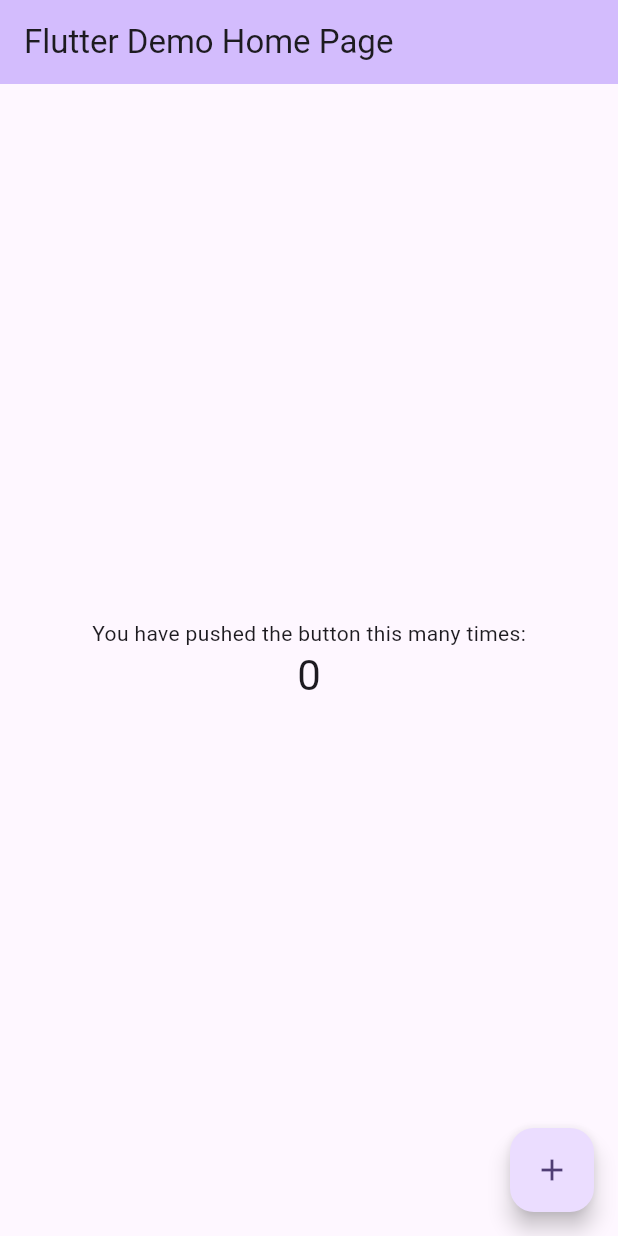
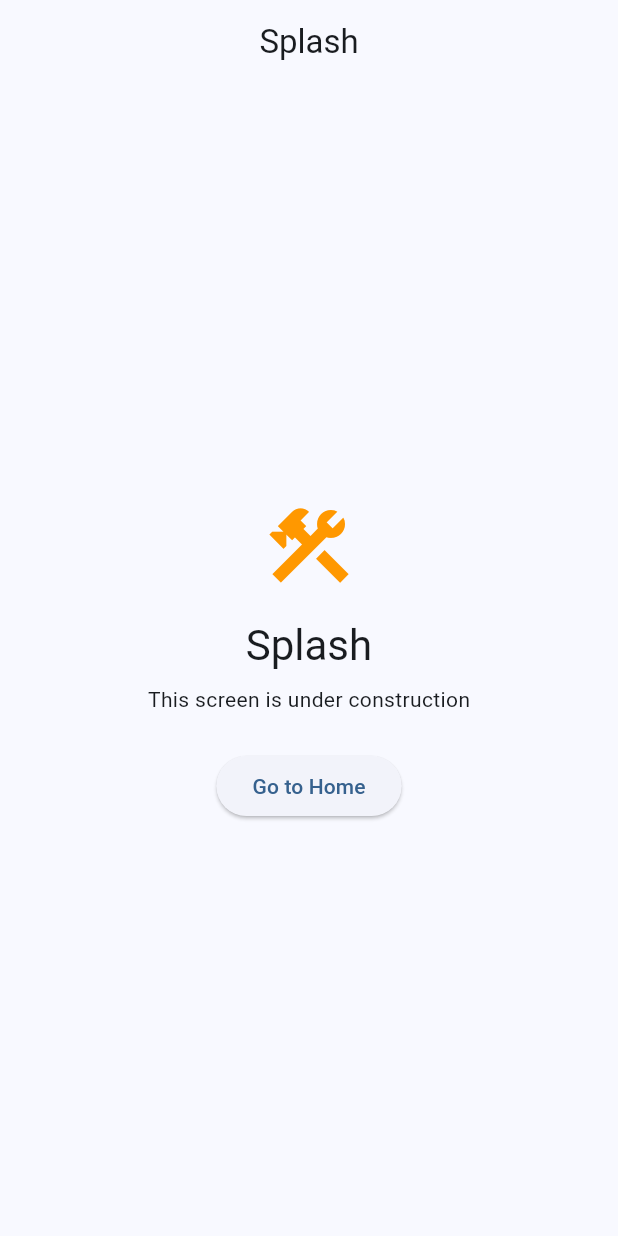
Before and after one commit to DevStudio2k25/devchat, a Flutter app: the screen it shows after launch, on a phone screen of 412 x 824 dp. Run offline on Flutter 3.47's test engine with Material 3 defaults, Android fonts, the phone set to English and light mode, and no system bars; our stand-ins replace flutter_dotenv, go_router.

Commit message:
feat: Setup navigation with go_router (TASK-012)
- Added go_router package (^14.2.7)
- Created app_routes.dart with all route definitions
- Created router_config.dart with complete routing setup
- Updated main.dart to use MaterialApp.router
- Implemented placeholder screens for all routes
- Added route guards (redirect logic ready)
- Support for route parameters (chatId, userId)
- Error page with 404 handling
- Light and dark theme support
- Updated TASKS.md progress (11/90 tasks - 12%)
- Phase 1: 73% complete (11/15 tasks)

Routes implemented:
- Auth: login, signup, forgot-password
- Main: home, chat-list, chat, profile, settings
- User: user-profile, edit-profile
- Chat: new-chat, chat-info, chat-members
- Search: search

```diff
--- /dev/null
+++ b/lib/config/router_config.dart
@@ -0,0 +1,213 @@
+import 'package:flutter/material.dart';
+import 'package:go_router/go_router.dart';
+import 'package:devchat/constants/app_routes.dart';
+
+// TODO: Import screens when created
+// import 'package:devchat/screens/auth/login_screen.dart';
+// import 'package:devchat/screens/auth/signup_screen.dart';
+// import 'package:devchat/screens/chat/chat_list_screen.dart';
+// import 'package:devchat/screens/chat/chat_screen.dart';
+
+/// Router configuration for the app
+class RouterConfig {
+  // Private constructor
+  RouterConfig._();
+
+  /// Global navigator key
+  static final GlobalKey<NavigatorState> navigatorKey =
+      GlobalKey<NavigatorState>();
+
+  /// Router configuration
+  static final GoRouter router = GoRouter(
+    navigatorKey: navigatorKey,
+    initialLocation: AppRoutes.splash,
+    debugLogDiagnostics: true,
+
+    // Redirect logic for authentication
+    redirect: (BuildContext context, GoRouterState state) {
+      // TODO: Implement auth redirect logic
+      // Check if user is authenticated
+      // If not authenticated and trying to access protected route, redirect to login
+      // If authenticated and trying to access auth route, redirect to home
+      return null; // No redirect for now
+    },
+
+    // Error page
+    errorBuilder: (context, state) => Scaffold(
+      body: Center(
+        child: Column(
+          mainAxisAlignment: MainAxisAlignment.center,
+          children: [
+            const Icon(Icons.error_outline, size: 48, color: Colors.red),
+            const SizedBox(height: 16),
+            Text(
+              'Page not found: ${state.uri}',
+              style: const TextStyle(fontSize: 16),
+            ),
+            const SizedBox(height: 16),
+            ElevatedButton(
+              onPressed: () => context.go(AppRoutes.splash),
+              child: const Text('Go Home'),
+            ),
+          ],
+        ),
+      ),
+    ),
+
+    // Routes
+    routes: [
+      // Splash / Root
+      GoRoute(
+        path: AppRoutes.splash,
+        name: 'splash',
+        builder: (context, state) => const _PlaceholderScreen(title: 'Splash'),
+      ),
+
+      // Auth routes
+      GoRoute(
+        path: AppRoutes.login,
+        name: 'login',
+        builder: (context, state) => const _PlaceholderScreen(title: 'Login'),
+      ),
+      GoRoute(
+        path: AppRoutes.signup,
+        name: 'signup',
+        builder: (context, state) => const _PlaceholderScreen(title: 'Sign Up'),
+      ),
+      GoRoute(
+        path: AppRoutes.forgotPassword,
+        name: 'forgotPassword',
+        builder: (context, state) =>
+            const _PlaceholderScreen(title: 'Forgot Password'),
+      ),
+
+      // Main app routes
+      GoRoute(
+        path: AppRoutes.home,
+        name: 'home',
+        builder: (context, state) => const _PlaceholderScreen(title: 'Home'),
+      ),
+      GoRoute(
+        path: AppRoutes.chatList,
+        name: 'chatList',
+        builder: (context, state) =>
+            const _PlaceholderScreen(title: 'Chat List'),
+      ),
+
+      // Chat route with parameter
+      GoRoute(
+        path: AppRoutes.chat,
+        name: 'chat',
+        builder: (context, state) {
+          final chatId = state.pathParameters['chatId'] ?? '';
+          return _PlaceholderScreen(title: 'Chat: $chatId');
+        },
+        routes: [
+          // Chat info
+          GoRoute(
+            path: 'info',
+            name: 'chatInfo',
+            builder: (context, state) {
+              final chatId = state.pathParameters['chatId'] ?? '';
+              return _PlaceholderScreen(title: 'Chat Info: $chatId');
+            },
+          ),
+          // Chat members
+          GoRoute(
+            path: 'members',
+            name: 'chatMembers',
+            builder: (context, state) {
+              final chatId = state.pathParameters['chatId'] ?? '';
+              return _PlaceholderScreen(title: 'Chat Members: $chatId');
+            },
+          ),
+        ],
+      ),
+
+      // Profile routes
+      GoRoute(
+        path: AppRoutes.profile,
+        name: 'profile',
+        builder: (context, state) =>
+            const _PlaceholderScreen(title: 'Profile'),
+        routes: [
+          GoRoute(
+            path: 'edit',
+            name: 'editProfile',
+            builder: (context, state) =>
+                const _PlaceholderScreen(title: 'Edit Profile'),
+          ),
+        ],
+      ),
+
+      // User profile with parameter
+      GoRoute(
+        path: AppRoutes.userProfile,
+        name: 'userProfile',
+        builder: (context, state) {
+          final userId = state.pathParameters['userId'] ?? '';
+          return _PlaceholderScreen(title: 'User Profile: $userId');
+        },
+      ),
+
+      // Settings
+      GoRoute(
+        path: AppRoutes.settings,
+        name: 'settings',
+        builder: (context, state) =>
+            const _PlaceholderScreen(title: 'Settings'),
+      ),
+
+      // Search
+      GoRoute(
+        path: AppRoutes.search,
+        name: 'search',
+        builder: (context, state) => const _PlaceholderScreen(title: 'Search'),
+      ),
+
+      // New chat
+      GoRoute(
+        path: AppRoutes.newChat,
+        name: 'newChat',
+        builder: (context, state) =>
+            const _PlaceholderScreen(title: 'New Chat'),
+      ),
+    ],
+  );
+}
+
+/// Placeholder screen for routes (temporary until actual screens are created)
+class _PlaceholderScreen extends StatelessWidget {
+  final String title;
+
+  const _PlaceholderScreen({required this.title});
+
+  @override
+  Widget build(BuildContext context) {
+    return Scaffold(
+      appBar: AppBar(
+        title: Text(title),
+      ),
+      body: Center(
+        child: Column(
+          mainAxisAlignment: MainAxisAlignment.center,
+          children: [
+            const Icon(Icons.construction, size: 64, color: Colors.orange),
+            const SizedBox(height: 16),
+            Text(
+              title,
+              style: Theme.of(context).textTheme.headlineMedium,
+            ),
+            const SizedBox(height: 8),
+            const Text('This screen is under construction'),
+            const SizedBox(height: 24),
+            ElevatedButton(
+              onPressed: () => context.go(AppRoutes.splash),
+              child: const Text('Go to Home'),
+            ),
+          ],
+        ),
+      ),
+    );
+  }
+}
--- /dev/null
+++ b/lib/constants/app_routes.dart
@@ -0,0 +1,39 @@
+/// App route names and paths
+class AppRoutes {
+  // Private constructor to prevent instantiation
+  AppRoutes._();
+
+  // Root routes
+  static const String splash = '/';
+  static const String onboarding = '/onboarding';
+
+  // Auth routes
+  static const String login = '/login';
+  static const String signup = '/signup';
+  static const String forgotPassword = '/forgot-password';
+
+  // Main app routes
+  static const String home = '/home';
+  static const String chatList = '/chats';
+  static const String chat = '/chat/:chatId';
+  static const String profile = '/profile';
+  static const String settings = '/settings';
+
+  // User routes
+  static const String userProfile = '/user/:userId';
+  static const String editProfile = '/profile/edit';
+
+  // Chat routes
+  static const String newChat = '/chats/new';
+  static const String chatInfo = '/chat/:chatId/info';
+  static const String chatMembers = '/chat/:chatId/members';
+
+  // Search
+  static const String search = '/search';
+
+  // Helper methods
+  static String getChatRoute(String chatId) => '/chat/$chatId';
+  static String getUserProfileRoute(String userId) => '/user/$userId';
+  static String getChatInfoRoute(String chatId) => '/chat/$chatId/info';
+  static String getChatMembersRoute(String chatId) => '/chat/$chatId/members';
+}
--- a/lib/main.dart
+++ b/lib/main.dart
@@ -1,122 +1,56 @@
 import 'package:flutter/material.dart';
+import 'package:devchat/config/router_config.dart' as app_router;
 
-void main() {
+void main() async {
+  WidgetsFlutterBinding.ensureInitialized();
+
+  // TODO: Initialize environment variables
+  // await EnvConfig.initialize();
+
+  // TODO: Initialize Supabase
+  // await Supabase.initialize(
+  //   url: EnvConfig.supabaseUrl,
+  //   anonKey: EnvConfig.supabaseAnonKey,
+  // );
+
+  // TODO: Initialize OneSignal
+  // OneSignal.initialize(EnvConfig.oneSignalAppId);
+
   runApp(const MyApp());
 }
 
 class MyApp extends StatelessWidget {
   const MyApp({super.key});
 
-  // This widget is the root of your application.
   @override
   Widget build(BuildContext context) {
-    return MaterialApp(
-      title: 'Flutter Demo',
+    return MaterialApp.router(
+      title: 'DevChat',
+      debugShowCheckedModeBanner: false,
       theme: ThemeData(
-        // This is the theme of your application.
-        //
-        // TRY THIS: Try running your application with "flutter run". You'll see
-        // the application has a purple toolbar. Then, without quitting the app,
-        // try changing the seedColor in the colorScheme below to Colors.green
-        // and then invoke "hot reload" (save your changes or press the "hot
-        // reload" button in a Flutter-supported IDE, or press "r" if you used
-        // the command line to start the app).
-        //
-        // Notice that the counter didn't reset back to zero; the application
-        // state is not lost during the reload. To reset the state, use hot
-        // restart instead.
-        //
-        // This works for code too, not just values: Most code changes can be
-        // tested with just a hot reload.
-        colorScheme: ColorScheme.fromSeed(seedColor: Colors.deepPurple),
+        colorScheme: ColorScheme.fromSeed(
+          seedColor: Colors.blue,
+          brightness: Brightness.light,
+        ),
+        useMaterial3: true,
+        appBarTheme: const AppBarTheme(
+          centerTitle: true,
+          elevation: 0,
+        ),
       ),
-      home: const MyHomePage(title: 'Flutter Demo Home Page'),
+      darkTheme: ThemeData(
+        colorScheme: ColorScheme.fromSeed(
+          seedColor: Colors.blue,
+          brightness: Brightness.dark,
+        ),
+        useMaterial3: true,
+        appBarTheme: const AppBarTheme(
+          centerTitle: true,
+          elevation: 0,
+        ),
+      ),
+      themeMode: ThemeMode.system,
+      routerConfig: app_router.RouterConfig.router,
     );
   }
 }
-
-class MyHomePage extends StatefulWidget {
-  const MyHomePage({super.key, required this.title});
-
-  // This widget is the home page of your application. It is stateful, meaning
-  // that it has a State object (defined below) that contains fields that affect
-  // how it looks.
-
-  // This class is the configuration for the state. It holds the values (in this
-  // case the title) provided by the parent (in this case the App widget) and
-  // used by the build method of the State. Fields in a Widget subclass are
-  // always marked "final".
-
-  final String title;
-
-  @override
-  State<MyHomePage> createState() => _MyHomePageState();
-}
-
-class _MyHomePageState extends State<MyHomePage> {
-  int _counter = 0;
-
-  void _incrementCounter() {
-    setState(() {
-      // This call to setState tells the Flutter framework that something has
-      // changed in this State, which causes it to rerun the build method below
-      // so that the display can reflect the updated values. If we changed
-      // _counter without calling setState(), then the build method would not be
-      // called again, and so nothing would appear to happen.
-      _counter++;
-    });
-  }
-
-  @override
-  Widget build(BuildContext context) {
-    // This method is rerun every time setState is called, for instance as done
-    // by the _incrementCounter method above.
-    //
-    // The Flutter framework has been optimized to make rerunning build methods
-    // fast, so that you can just rebuild anything that needs updating rather
-    // than having to individually change instances of widgets.
-    return Scaffold(
-      appBar: AppBar(
-        // TRY THIS: Try changing the color here to a specific color (to
-        // Colors.amber, perhaps?) and trigger a hot reload to see the AppBar
-        // change color while the other colors stay the same.
-        backgroundColor: Theme.of(context).colorScheme.inversePrimary,
-        // Here we take the value from the MyHomePage object that was created by
-        // the App.build method, and use it to set our appbar title.
-        title: Text(widget.title),
-      ),
-      body: Center(
-        // Center is a layout widget. It takes a single child and positions it
-        // in the middle of the parent.
-        child: Column(
-          // Column is also a layout widget. It takes a list of children and
-          // arranges them vertically. By default, it sizes itself to fit its
-          // children horizontally, and tries to be as tall as its parent.
-          //
-          // Column has various properties to control how it sizes itself and
-          // how it positions its children. Here we use mainAxisAlignment to
-          // center the children vertically; the main axis here is the vertical
-          // axis because Columns are vertical (the cross axis would be
-          // horizontal).
-          //
-          // TRY THIS: Invoke "debug painting" (choose the "Toggle Debug Paint"
-          // action in the IDE, or press "p" in the console), to see the
-          // wireframe for each widget.
-          mainAxisAlignment: MainAxisAlignment.center,
-          children: <Widget>[
-            const Text('You have pushed the button this many times:'),
-            Text(
-              '$_counter',
-              style: Theme.of(context).textTheme.headlineMedium,
-            ),
-          ],
-        ),
-      ),
-      floatingActionButton: FloatingActionButton(
-        onPressed: _incrementCounter,
-        tooltip: 'Increment',
-        child: const Icon(Icons.add),
-      ), // This trailing comma makes auto-formatting nicer for build methods.
-    );
-  }
-}
--- a/pubspec.yaml
+++ b/pubspec.yaml
@@ -45,6 +45,9 @@ dependencies:
 
   # Environment Variables
   flutter_dotenv: ^5.1.0
+
+  # Navigation
+  go_router: ^14.2.7
 
 dev_dependencies:
   flutter_test:
```
Also changed, not shown: pubspec.lock, 1 other file.
